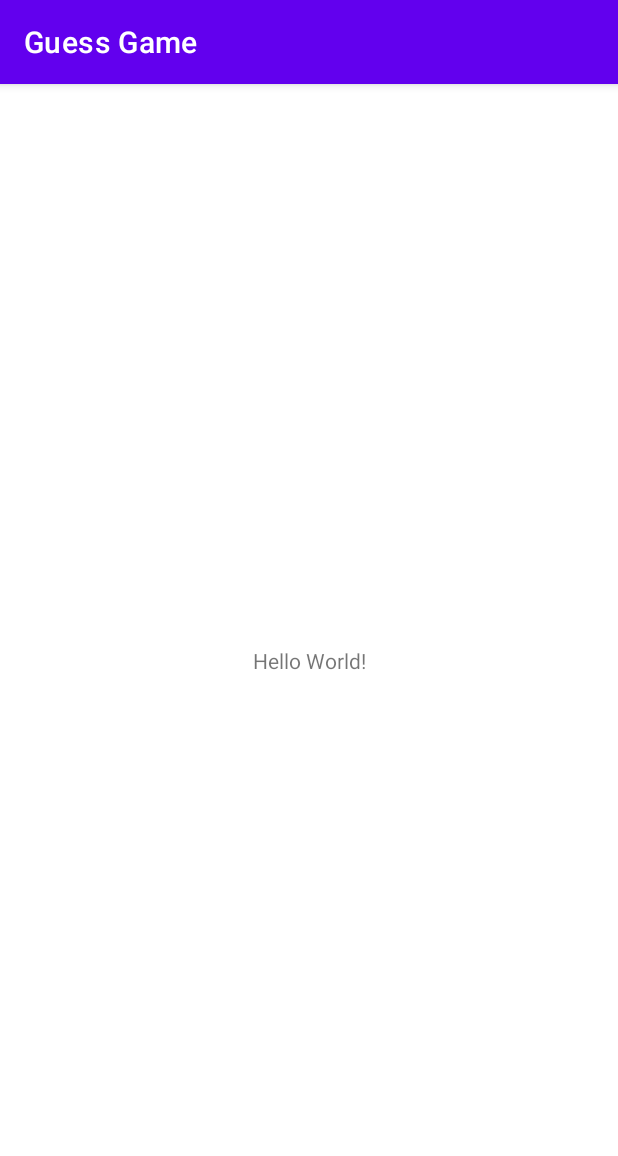
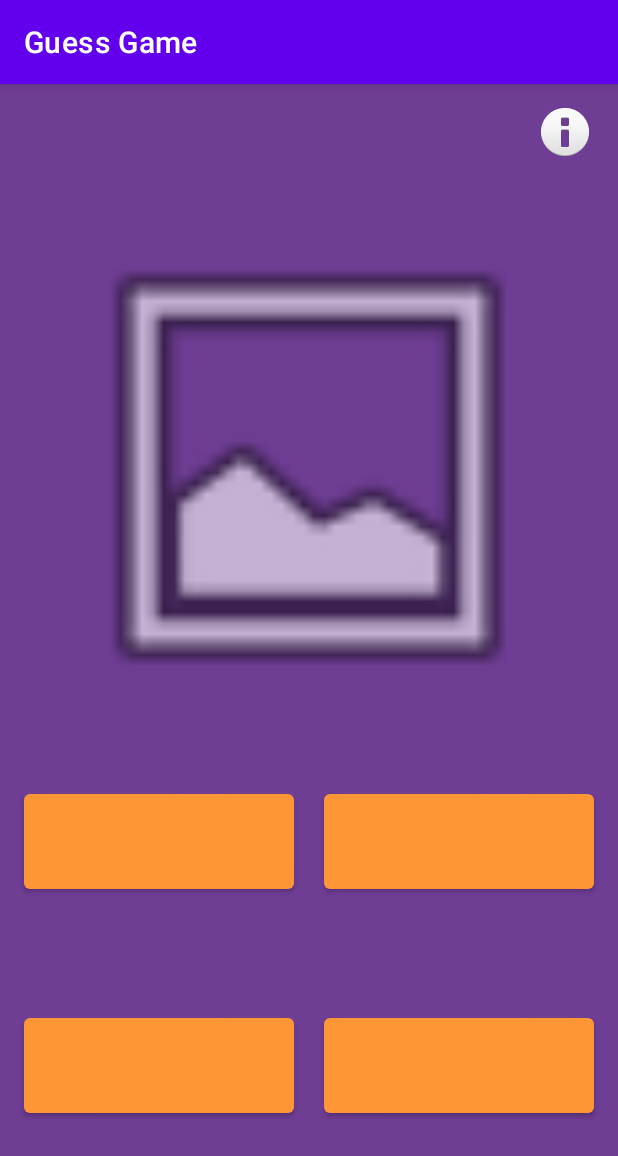
Before and after one commit to lyndonreyjb/Celeb-Game, an Android app: the screen it shows after launch (MainActivity), on a phone screen of 412 x 824 dp. Shown: the top 1156 px of the screen. Run offline under Robolectric (Android 15) with nearby library versions, the phone set to English and light mode, and no system bars.

Commit message:
Basic UI Design

```diff
--- a/app/src/main/res/layout/activity_main.xml
+++ b/app/src/main/res/layout/activity_main.xml
@@ -4,15 +4,77 @@
     xmlns:tools="http://schemas.android.com/tools"
     android:layout_width="match_parent"
     android:layout_height="match_parent"
+    android:background="#6E3D94"
     tools:context=".MainActivity">
 
-    <TextView
+    <Button
+        android:id="@+id/btnThree"
+        android:layout_width="180dp"
+        android:layout_height="75dp"
+        android:layout_marginStart="16dp"
+        app:backgroundTint="#FF9636"
+        app:layout_constraintBottom_toBottomOf="parent"
+        app:layout_constraintStart_toStartOf="parent"
+        app:layout_constraintTop_toBottomOf="@+id/btnOne"
+        app:layout_constraintVertical_bias="0.494"
+        tools:ignore="SpeakableTextPresentCheck" />
+
+    <Button
+        android:id="@+id/btnFour"
+        android:layout_width="180dp"
+        android:layout_height="75dp"
+        android:layout_marginEnd="16dp"
+        app:backgroundTint="#FF9636"
+        app:layout_constraintBottom_toBottomOf="parent"
+        app:layout_constraintEnd_toEndOf="parent"
+        app:layout_constraintTop_toBottomOf="@+id/btnTwo"
+        app:layout_constraintVertical_bias="0.494"
+        tools:ignore="SpeakableTextPresentCheck" />
+
+    <ImageView
+        android:id="@+id/btnAbout"
         android:layout_width="wrap_content"
         android:layout_height="wrap_content"
-        android:text="Hello World!"
-        app:layout_constraintBottom_toBottomOf="parent"
-        app:layout_constraintLeft_toLeftOf="parent"
-        app:layout_constraintRight_toRightOf="parent"
+        android:layout_marginTop="16dp"
+        android:src="@android:drawable/ic_dialog_info"
+        app:layout_constraintBottom_toTopOf="@+id/imgMain"
+        app:layout_constraintEnd_toEndOf="parent"
+        app:layout_constraintHorizontal_bias="0.949"
+        app:layout_constraintStart_toStartOf="parent"
+        app:layout_constraintTop_toTopOf="parent"
+        app:layout_constraintVertical_bias="0.0" />
+
+    <Button
+        android:id="@+id/btnOne"
+        android:layout_width="180dp"
+        android:layout_height="75dp"
+        android:layout_marginStart="16dp"
+        android:layout_marginTop="40dp"
+        app:backgroundTint="#FF9636"
+        app:layout_constraintStart_toStartOf="parent"
+        app:layout_constraintTop_toBottomOf="@+id/imgMain"
+        tools:ignore="SpeakableTextPresentCheck" />
+
+    <Button
+        android:id="@+id/btnTwo"
+        android:layout_width="180dp"
+        android:layout_height="75dp"
+        android:layout_marginTop="40dp"
+        android:layout_marginEnd="16dp"
+        app:backgroundTint="#FF9636"
+        app:layout_constraintEnd_toEndOf="parent"
+        app:layout_constraintTop_toBottomOf="@+id/imgMain"
+        tools:ignore="SpeakableTextPresentCheck" />
+
+    <ImageView
+        android:id="@+id/imgMain"
+        android:layout_width="374dp"
+        android:layout_height="343dp"
+        android:layout_marginTop="84dp"
+        android:src="@android:drawable/ic_menu_gallery"
+        app:layout_constraintEnd_toEndOf="parent"
+        app:layout_constraintHorizontal_bias="0.486"
+        app:layout_constraintStart_toStartOf="parent"
         app:layout_constraintTop_toTopOf="parent" />
 
 </androidx.constraintlayout.widget.ConstraintLayout>
```
